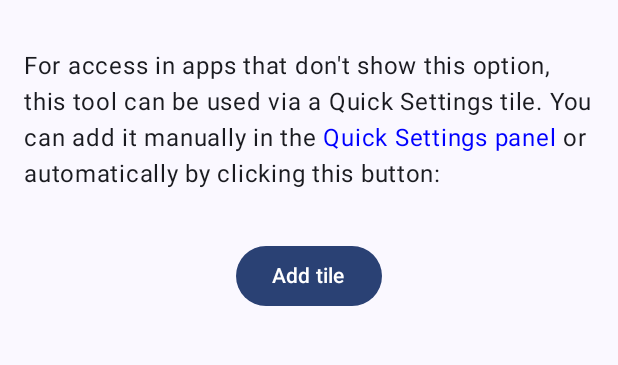
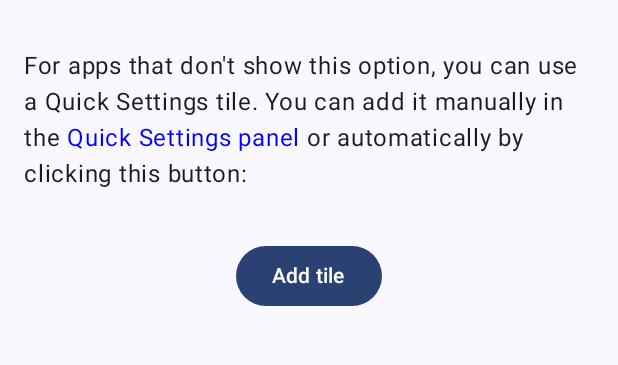
Before and after one commit to mileskrell/strikethrough, an Android app built with Jetpack Compose: the screen it shows after launch (MainActivity), on a phone screen of 412 x 824 dp, the part 360-725 px from its top. Run offline under Robolectric (Android 15) with nearby library versions, the phone set to English and light mode, and no system bars.

Commit message:
Improve some more strings

```diff
--- a/app/src/main/res/values/strings.xml
+++ b/app/src/main/res/values/strings.xml
@@ -9,7 +9,7 @@
     <string name="clip_data_label">crossed out text</string>
     <string name="how_to_use_this_app_title">There are two ways to use this tool.</string>
     <string name="context_menu_instructions">Some apps will now include a \"strikethrough\" option in their context menu when you select text. This option will replace the original text when possible; otherwise, it will copy the crossed-out text to your clipboard.</string>
-    <string name="quick_settings_instructions_1">"For access in apps that don't show this option, this tool can be used via a Quick Settings tile. You can add it manually in the "</string>
+    <string name="quick_settings_instructions_1">"For apps that don't show this option, you can use a Quick Settings tile. You can add it manually in the "</string>
     <string name="quick_settings_instructions_2">Quick Settings panel</string>
     <string name="google_support_quick_settings_url" translatable="false">https://support.google.com/android/answer/9083864</string>
     <string name="quick_settings_instructions_3_can_show_add_tile_request">" or automatically by clicking this button:"</string>
```
Also changed, not shown: 1 other file.
